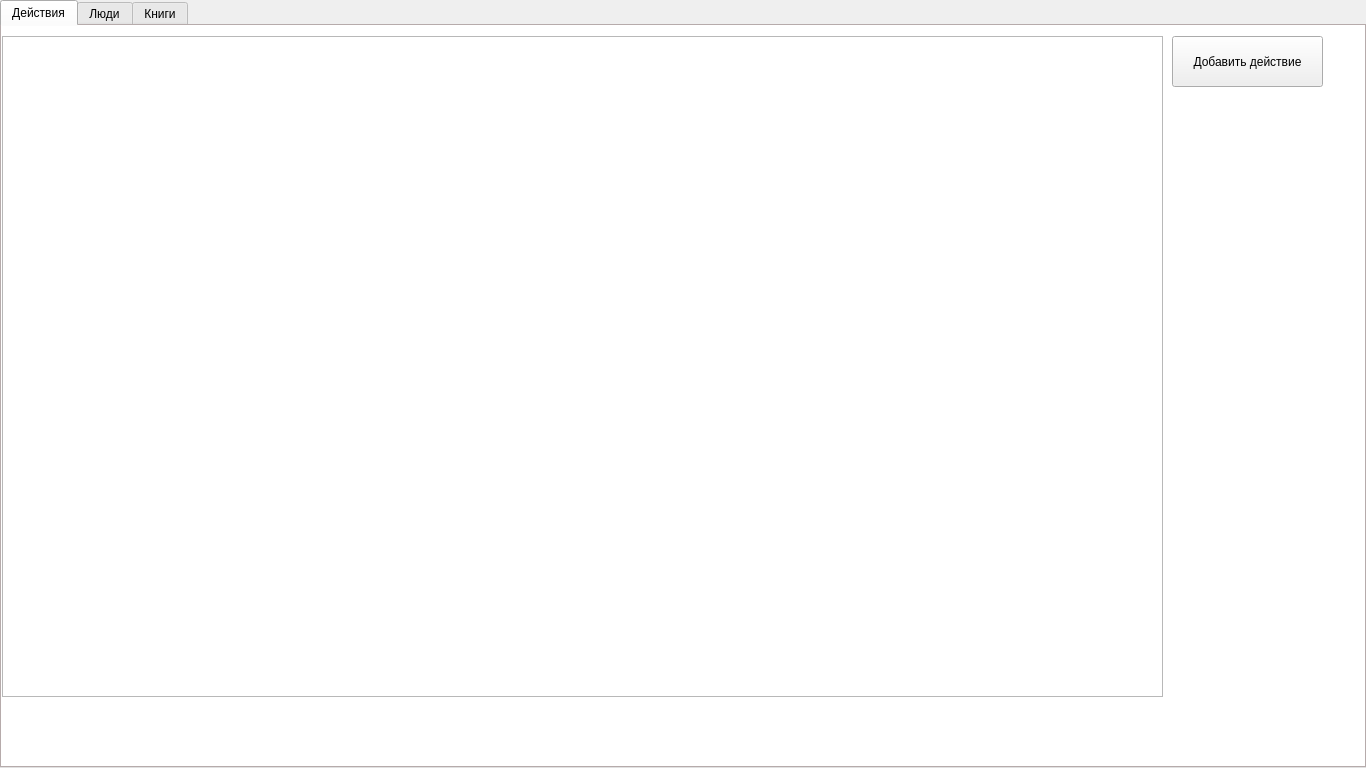
Qt form mainwindow.ui (Near8954/library_system) before a commit.
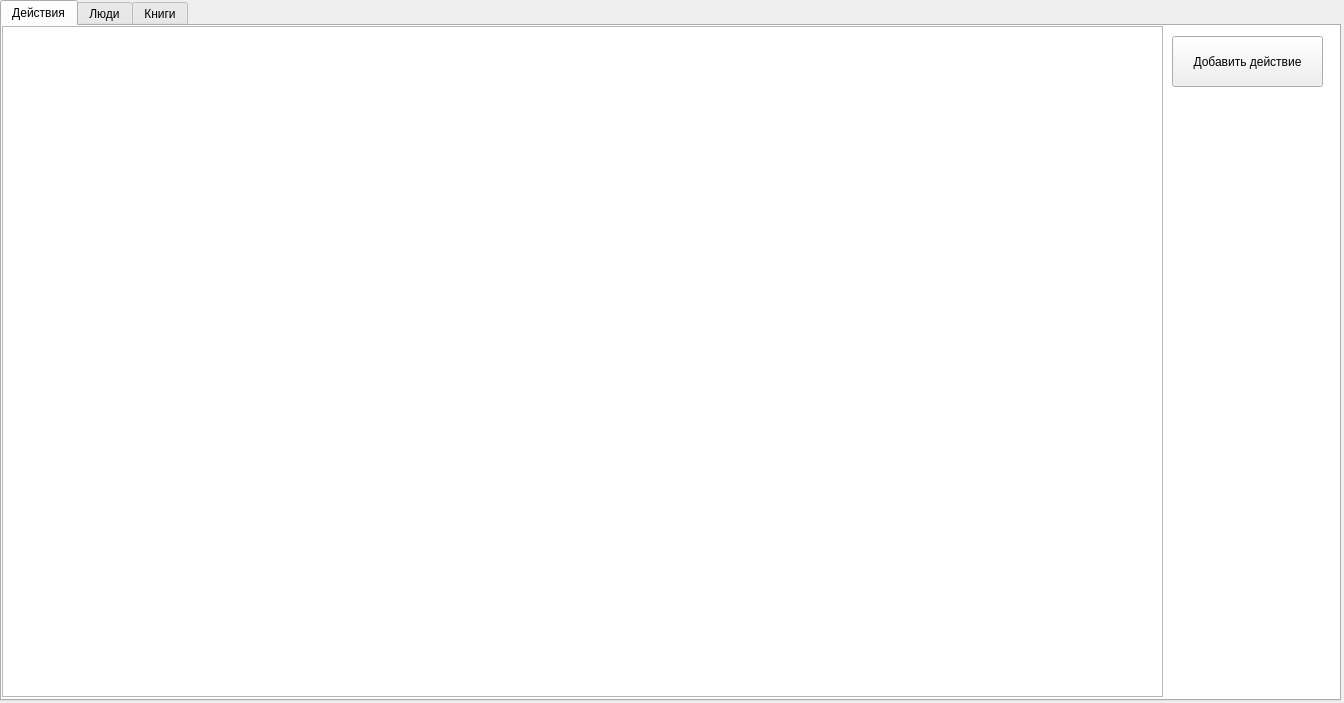
The same form after that commit. The open tabs and pages were chosen to show the change.

```diff
--- a/mainwindow.ui
+++ b/mainwindow.ui
@@ -6,23 +6,29 @@
    <rect>
     <x>0</x>
     <y>0</y>
-    <width>1366</width>
-    <height>768</height>
+    <width>1344</width>
+    <height>703</height>
    </rect>
   </property>
   <property name="windowTitle">
    <string>MainWindow</string>
   </property>
   <widget class="QWidget" name="centralwidget">
+   <widget class="QWidget" name="formLayoutWidget">
+    <property name="geometry">
+     <rect>
+      <x>0</x>
+      <y>0</y>
+      <width>1341</width>
+      <height>701</height>
+     </rect>
+    </property>
+    <layout class="QFormLayout" name="formLayout">
+     <property name="fieldGrowthPolicy">
+      <enum>QFormLayout::FieldsStayAtSizeHint</enum>
+     </property>
+     <item row="0" column="0" colspan="2">
    <widget class="QTabWidget" name="tabWidget">
-    <property name="geometry">
-     <rect>
-      <x>0</x>
-      <y>0</y>
-      <width>1366</width>
-      <height>768</height>
-     </rect>
-    </property>
     <property name="styleSheet">
      <string notr="true">QTabWidget
 {
@@ -57,9 +63,9 @@
       <property name="geometry">
        <rect>
         <x>0</x>
-        <y>10</y>
+           <y>0</y>
         <width>1161</width>
-        <height>661</height>
+           <height>671</height>
        </rect>
       </property>
      </widget>
@@ -147,19 +153,9 @@
      </widget>
     </widget>
    </widget>
-  </widget>
-  <widget class="QMenuBar" name="menubar">
-   <property name="enabled">
-    <bool>true</bool>
-   </property>
-   <property name="geometry">
-    <rect>
-     <x>0</x>
-     <y>0</y>
-     <width>1366</width>
-     <height>19</height>
-    </rect>
-   </property>
+     </item>
+    </layout>
+   </widget>
   </widget>
   <action name="actionOpen">
    <property name="text">
```
Left out of the diff: 8 changed lines with no effect on the pictures. Lines whose indentation alone changed are shown as unchanged.
